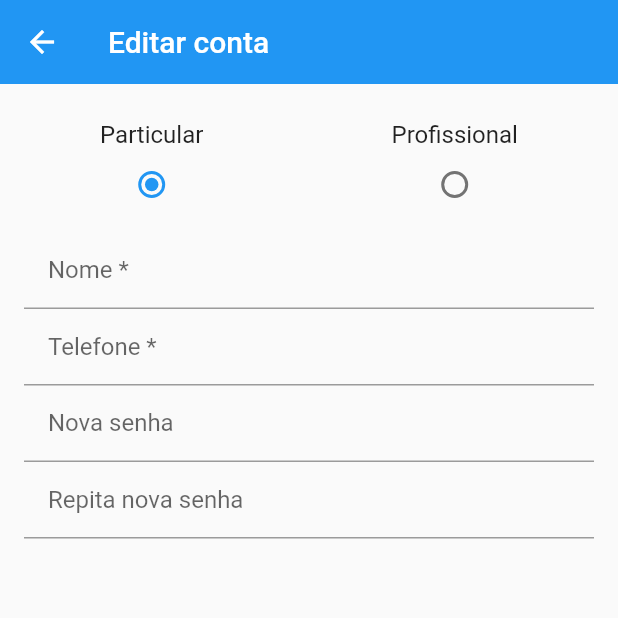
After one commit to maximillianfx/flutter-course, a Flutter app: the EditAccountScreen screen opened directly, on a phone screen of 412 x 824 dp, the top half of it. The commit adds this screen. Run offline on Flutter 3.47's test engine with Material 2 defaults, Android fonts, the phone set to English and light mode, and no system bars; our stand-ins replace brasil_fields, carousel_pro, cloud_firestore, dio, firebase_auth, firebase_storage and 11 more; missing offline and left inert: bloc_pattern, dart:ffi, flutter_youtube; accounts and stored records are empty; statements that could not run were skipped; key blocks and very long unbroken strings in the code were emptied for the run.

Commit message:
Tela para detalhamento de anuncio; tela de conta e edição de conta

```diff
--- a/xlo/xlo/lib/models/ad.dart
+++ b/xlo/xlo/lib/models/ad.dart
@@ -5,6 +5,7 @@ class Ad {
   List<dynamic> images;
   String title;
   String description;
+  DateTime dateCreated = DateTime.now();
 
   Address address;
 
--- a/xlo/xlo/lib/models/user.dart
+++ b/xlo/xlo/lib/models/user.dart
@@ -1,3 +1,5 @@
+enum UserType { PARTICULAR, PROFESSIONAL }
+
 class User {
 
   User({this.name, this.email, this.password});
@@ -6,4 +8,9 @@ class User {
   String email;
   String password;
 
+  String phone;
+
+  UserType userType = UserType.PARTICULAR;
+
+
 }
--- /dev/null
+++ b/xlo/xlo/lib/screens/edit_account/edit_account_screen.dart
@@ -0,0 +1,100 @@
+import 'package:brasil_fields/brasil_fields.dart';
+import 'package:flutter/material.dart';
+import 'package:flutter/services.dart';
+import 'package:xlo/models/user.dart';
+import 'package:xlo/screens/edit_account/widgets/user_type_widget.dart';
+
+class EditAccountScreen extends StatefulWidget {
+  @override
+  _EditAccountScreenState createState() => _EditAccountScreenState();
+}
+
+class _EditAccountScreenState extends State<EditAccountScreen> {
+
+  final User _user = User();
+
+  @override
+  Widget build(BuildContext context) {
+
+    InputDecoration _buildDecoration(String label) {
+      return InputDecoration(
+        labelText: label,
+        contentPadding: const EdgeInsets.only(left: 16, bottom: 8, top: 8)
+      );
+    }
+
+    return Scaffold(
+      appBar: AppBar(
+        elevation: 0,
+        title: const Text("Editar conta"),
+      ),
+      body: ListView(
+        padding: const EdgeInsets.all(16),
+        children: <Widget>[
+          UserTypeWidget(
+            initialValue: _user.userType,
+            onSaved: (userType) {
+
+            },
+          ),
+          TextFormField(
+            initialValue: _user.name,
+            decoration: _buildDecoration('Nome *'),
+            validator: (nome) {
+              if (nome.length < 6) {
+                return "Nome inválido";
+              }
+              return null;
+            },
+            onSaved: (nome) {
+
+            },
+          ),
+          TextFormField(
+            initialValue: _user.phone,
+            decoration: _buildDecoration('Telefone *'),
+            keyboardType: TextInputType.phone,
+            inputFormatters: [
+              WhitelistingTextInputFormatter.digitsOnly,
+              TelefoneInputFormatter(digito_9: true)
+            ],
+            validator: (telefone) {
+              if (telefone.length < 15) {
+                return "Telefone inválido";
+              }
+              return null;
+            },
+          ),
+          TextFormField(
+            decoration: _buildDecoration('Nova senha'),
+            obscureText: true,
+            validator: (pass) {
+              if (pass.isEmpty) {
+                return null;
+              }
+              if (pass.length < 6) {
+                return "Senha muito curta";
+              }
+              return null;
+            },
+            autovalidate: true,
+          ),
+          TextFormField(
+            decoration: _buildDecoration('Repita nova senha'),
+            obscureText: true,
+            validator: (pass) {
+              if (pass.isEmpty) {
+                return null;
+              }
+              if (pass.length < 6) {
+                return "Senha muito curta";
+              }
+              return null;
+            },
+            autovalidate: true,
+          )
+        ],
+      ),
+    );
+  }
+}
--- /dev/null
+++ b/xlo/xlo/lib/screens/edit_account/widgets/user_type_widget.dart
@@ -0,0 +1,59 @@
+import 'package:flutter/material.dart';
+import 'package:xlo/models/user.dart';
+
+class UserTypeWidget extends StatelessWidget {
+
+  UserTypeWidget({this.initialValue, this.onSaved});
+
+  final UserType initialValue;
+  final FormFieldSetter<UserType> onSaved;
+
+  @override
+  Widget build(BuildContext context) {
+    return Padding(
+      padding: const EdgeInsets.all(8),
+      child: FormField(
+        initialValue: initialValue,
+        onSaved: onSaved,
+        builder: (state) {
+          return Row(
+            mainAxisAlignment: MainAxisAlignment.spaceEvenly,
+            children: <Widget>[
+              Column(
+                children: <Widget>[
+                  const Text(
+                    "Particular",
+                    style: TextStyle(
+                      fontSize: 16
+                    ),
+                  ),
+                  Radio<UserType>(
+                     value: UserType.PARTICULAR,
+                    groupValue: state.value,
+                    onChanged: state.didChange,
+                  )
+                ],
+              ),
+              const SizedBox(width: 40,),
+              Column(
+                children: <Widget>[
+                  Text(
+                    "Profissional",
+                    style: TextStyle(
+                      fontSize: 16
+                    ),
+                  ),
+                  Radio<UserType>(
+                    value: UserType.PROFESSIONAL,
+                    groupValue: state.value,
+                    onChanged: state.didChange,
+                  )
+                ],
+              )
+            ],
+          );
+        },
+      ),
+    );
+  }
+}
```
Also changed, not shown: xlo/xlo/lib/helpers/format_field.dart (+10 -0 lines), xlo/xlo/lib/main.dart (+8 -0 lines), xlo/xlo/lib/screens/account/account_screen.dart (added, +75 -0 lines), xlo/xlo/lib/screens/base/base_screen.dart (+3 -6 lines), xlo/xlo/lib/screens/home/widgets/product_tile.dart (+7 -5 lines), xlo/xlo/lib/screens/product/product_screen.dart (added, +63 -0 lines), xlo/xlo/lib/screens/product/widgets/bottom_bar.dart (added, +96 -0 lines), xlo/xlo/lib/screens/product/widgets/description_panel.dart (added, +72 -0 lines), xlo/xlo/lib/screens/product/widgets/location_panel.dart (added, +59 -0 lines), xlo/xlo/lib/screens/product/widgets/main_panel.dart (added, +51 -0 lines), xlo/xlo/lib/screens/product/widgets/user_panel.dart (added, +53 -0 lines).
